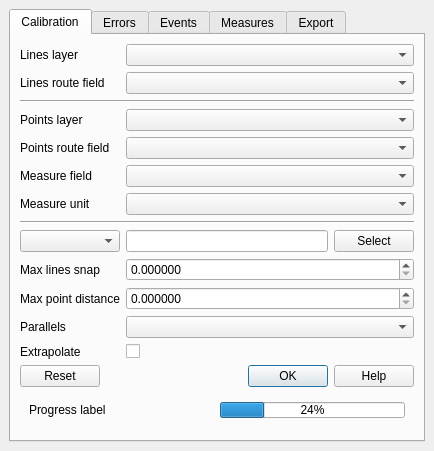
Qt form lrs/ui_lrsdockwidget.ui (blazek/lrs) before a commit.
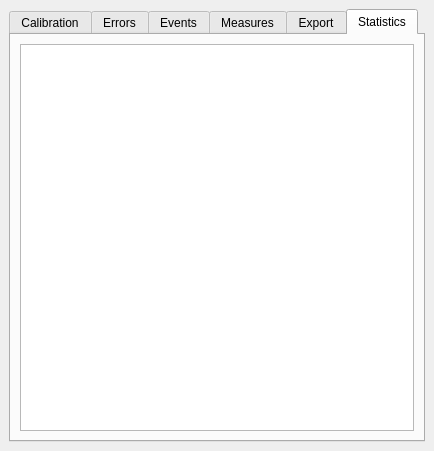
The same form after that commit. The open tabs and pages were chosen to show the change.

Commit message: statistics initial work but not used (do not correspond well to errors)

Diff of the .ui file:
```diff
--- a/lrs/ui_lrsdockwidget.ui
+++ b/lrs/ui_lrsdockwidget.ui
@@ -700,6 +700,30 @@
         </item>
        </layout>
       </widget>
+      <widget class="QWidget" name="statsTab">
+       <attribute name="title">
+        <string>Statistics</string>
+       </attribute>
+       <layout class="QVBoxLayout" name="verticalLayout_7">
+        <item>
+         <widget class="QTextEdit" name="statsTextEdit">
+          <property name="undoRedoEnabled">
+           <bool>false</bool>
+          </property>
+          <property name="readOnly">
+           <bool>true</bool>
+          </property>
+          <property name="html">
+           <string notr="true">&lt;!DOCTYPE HTML PUBLIC &quot;-//W3C//DTD HTML 4.0//EN&quot; &quot;http://www.w3.org/TR/REC-html40/strict.dtd&quot;&gt;
+&lt;html&gt;&lt;head&gt;&lt;meta name=&quot;qrichtext&quot; content=&quot;1&quot; /&gt;&lt;style type=&quot;text/css&quot;&gt;
+p, li { white-space: pre-wrap; }
+&lt;/style&gt;&lt;/head&gt;&lt;body style=&quot; font-family:'DejaVu Sans'; font-size:9pt; font-weight:400; font-style:normal;&quot;&gt;
+&lt;p style=&quot;-qt-paragraph-type:empty; margin-top:0px; margin-bottom:0px; margin-left:0px; margin-right:0px; -qt-block-indent:0; text-indent:0px;&quot;&gt;&lt;br /&gt;&lt;/p&gt;&lt;/body&gt;&lt;/html&gt;</string>
+          </property>
+         </widget>
+        </item>
+       </layout>
+      </widget>
      </widget>
     </item>
    </layout>
```
The commit also changes 8 other files.
